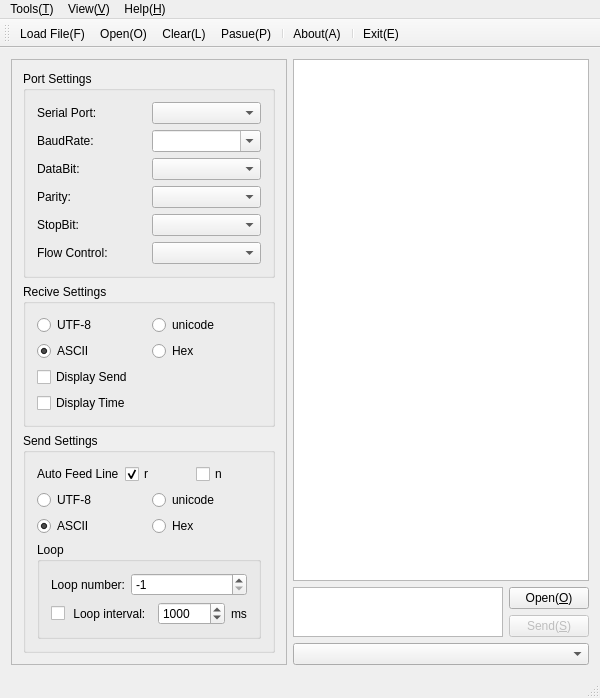
Above: MainWindow.ui from KangLin/SerialPortAssistant before the change. Below: the same form after it.
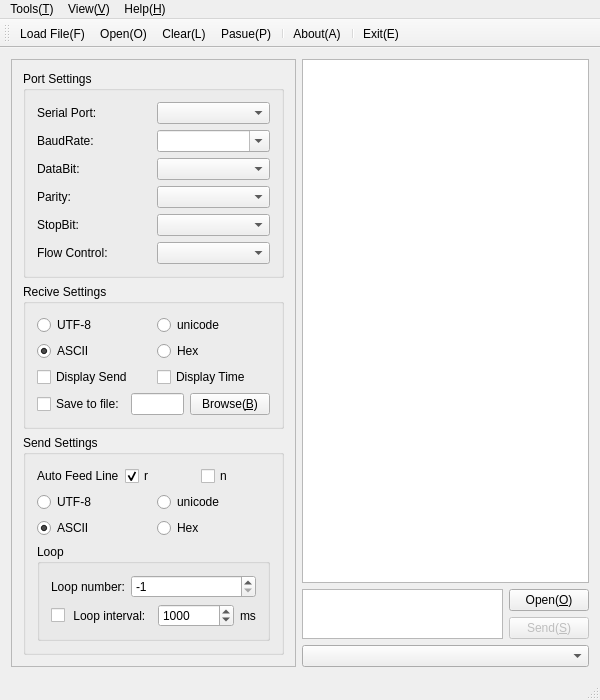
That is the form after the change. Icons and pictures are not drawn.

Diff of the .ui file:
```diff
--- a/MainWindow.ui
+++ b/MainWindow.ui
@@ -213,7 +213,7 @@
             <item>
              <widget class="QRadioButton" name="rbReciveASCII">
               <property name="sizePolicy">
-               <sizepolicy hsizetype="Minimum" vsizetype="Preferred">
+               <sizepolicy hsizetype="Minimum" vsizetype="Fixed">
                 <horstretch>0</horstretch>
                 <verstretch>0</verstretch>
                </sizepolicy>
@@ -229,7 +229,7 @@
             <item>
              <widget class="QRadioButton" name="rbReciveHex">
               <property name="sizePolicy">
-               <sizepolicy hsizetype="Minimum" vsizetype="Preferred">
+               <sizepolicy hsizetype="Minimum" vsizetype="Fixed">
                 <horstretch>0</horstretch>
                 <verstretch>0</verstretch>
                </sizepolicy>
@@ -242,9 +242,11 @@
            </layout>
           </item>
           <item row="2" column="0">
+           <layout class="QHBoxLayout" name="horizontalLayout_15">
+            <item>
            <widget class="QCheckBox" name="cbDisplaySend">
             <property name="sizePolicy">
-             <sizepolicy hsizetype="Preferred" vsizetype="Preferred">
+               <sizepolicy hsizetype="Preferred" vsizetype="Fixed">
               <horstretch>0</horstretch>
               <verstretch>0</verstretch>
              </sizepolicy>
@@ -254,10 +256,10 @@
             </property>
            </widget>
           </item>
-          <item row="3" column="0">
+            <item>
            <widget class="QCheckBox" name="cbDisplayTime">
             <property name="sizePolicy">
-             <sizepolicy hsizetype="Preferred" vsizetype="Preferred">
+               <sizepolicy hsizetype="Preferred" vsizetype="Fixed">
               <horstretch>0</horstretch>
               <verstretch>0</verstretch>
              </sizepolicy>
@@ -266,6 +268,48 @@
              <string>Display Time</string>
             </property>
            </widget>
+            </item>
+           </layout>
+          </item>
+          <item row="3" column="0">
+           <layout class="QHBoxLayout" name="horizontalLayout_16">
+            <item>
+             <widget class="QCheckBox" name="cbSaveToFile">
+              <property name="sizePolicy">
+               <sizepolicy hsizetype="Minimum" vsizetype="Fixed">
+                <horstretch>0</horstretch>
+                <verstretch>0</verstretch>
+               </sizepolicy>
+              </property>
+              <property name="text">
+               <string>Save to file:</string>
+              </property>
+             </widget>
+            </item>
+            <item>
+             <widget class="QLineEdit" name="leSaveToFile">
+              <property name="sizePolicy">
+               <sizepolicy hsizetype="Expanding" vsizetype="Fixed">
+                <horstretch>0</horstretch>
+                <verstretch>0</verstretch>
+               </sizepolicy>
+              </property>
+             </widget>
+            </item>
+            <item>
+             <widget class="QPushButton" name="pbBrowse">
+              <property name="sizePolicy">
+               <sizepolicy hsizetype="Minimum" vsizetype="Fixed">
+                <horstretch>0</horstretch>
+                <verstretch>0</verstretch>
+               </sizepolicy>
+              </property>
+              <property name="text">
+               <string>Browse(&amp;B)</string>
+              </property>
+             </widget>
+            </item>
+           </layout>
           </item>
          </layout>
         </widget>
```
Lines whose indentation alone changed are shown as unchanged.
